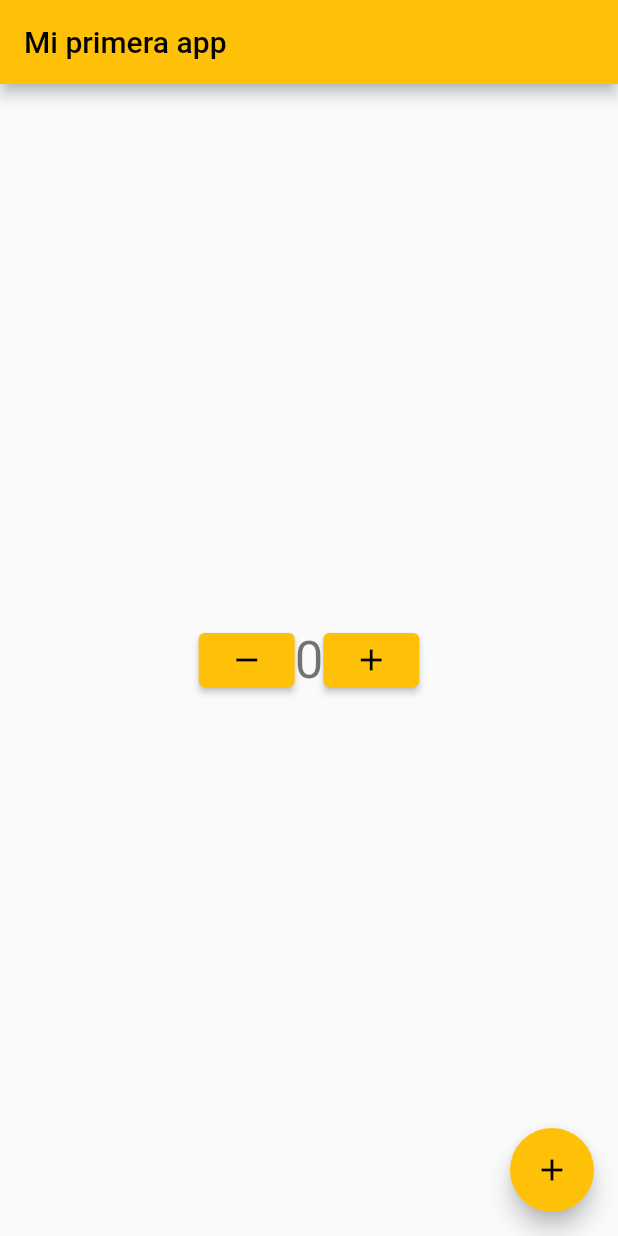
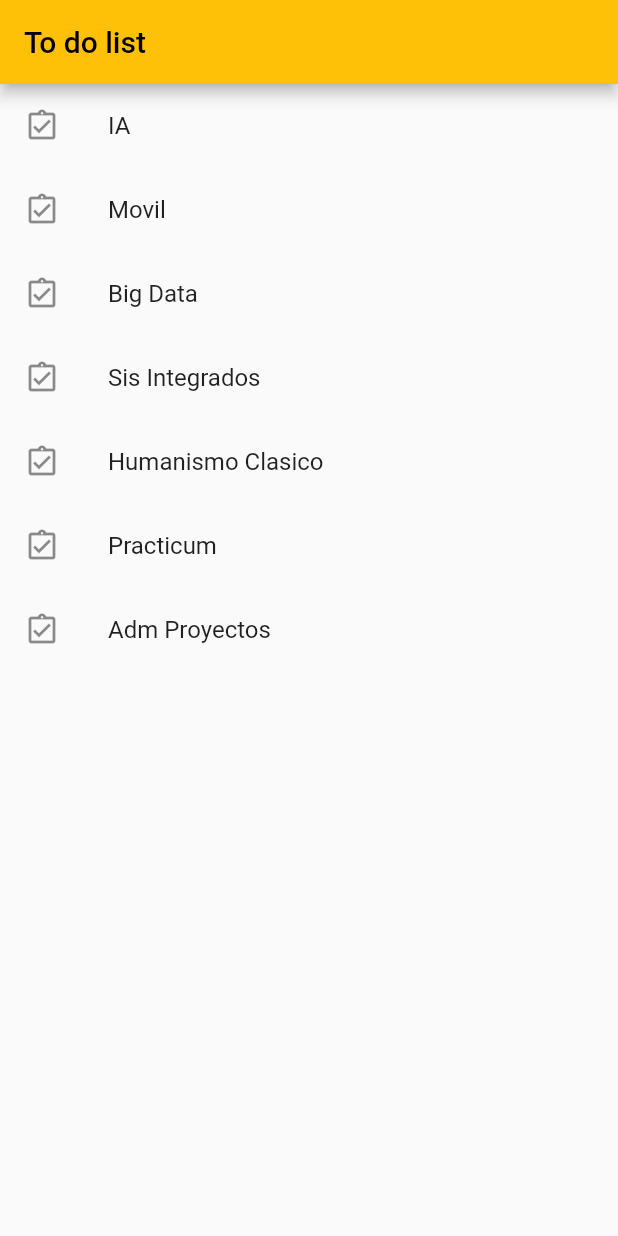
Before and after one commit to Nestor-Rs/FlutterData, a Flutter app: the screen it shows after launch, on a phone screen of 412 x 824 dp. Run offline on Flutter 3.47's test engine with Material 2 defaults, Android fonts, the light colour scheme and no system bars.

Commit message:
Implementacion de  lista

```diff
--- a/aplicationdata/lib/examples/to_do/my_app_to_doo.dart
+++ b/aplicationdata/lib/examples/to_do/my_app_to_doo.dart
@@ -1,5 +1,34 @@
-import '';
+import 'package:flutter/material.dart';
+import 'package:aplicationdata/examples/to_do/to_do.dart';
 
-class MyAppToDoo {
+class MyApp extends StatelessWidget {
+  // This widget is the root of your application.
+  @override
+  Widget build(BuildContext context) {
+    return new MaterialApp(
+      title: 'ToDo',
+      theme: new ThemeData(
+        primarySwatch: Colors.amber,
+      ),
+      home: Scaffold(
+          appBar: AppBar(
+              title: Text('To do list')
+          ),
+          body: new ListView(
+              children: task.map(_buildItem).toList(),
+          )
+      )
+    );
+  }
+}
 
+Widget _buildItem(ToDo toDo) {
+  return new ListTile(
+      title: new Text(toDo.task),
+      //subtitle: new Text('Capital: ${toDo.date}'),
+      leading: new Icon(Icons.assignment_turned_in_outlined),
+      onTap: (){
+        print(toDo.task);
+      },
+  );
 }
--- /dev/null
+++ b/aplicationdata/lib/examples/to_do/to_do.dart
@@ -0,0 +1,45 @@
+import 'package:flutter/widgets.dart';
+
+class ToDo {
+  final String task;
+
+  const ToDo({
+    required this.task
+  });
+}
+
+final task = [
+  //new Text("HolaMundito"),
+  new ToDo(task:'IA'),
+  new ToDo(task:'Movil'),
+  new ToDo(task:'Big Data'),
+  new ToDo(task:'Sis Integrados'),
+  new ToDo(task:'Humanismo Clasico'),
+  new ToDo(task:'Practicum'),
+  new ToDo(task:'Adm Proyectos'),
+];
+
+/*
+final countries = [
+  new Country(name:'Belarus',capital:'Minsk',region:'Europe',population: 9498700),
+  new Country(name:'Bulgaria',capital:'Sofia',region:'Europe',population: 7153784),
+  new Country(name:'Czech Republic',capital:'Prague',region:'Europe',population: 10558524),
+  new Country(name:'Denmark',capital:'Copenhagen',region:'Europe',population: 5717014),
+  new Country(name:'Italy',capital:'Rome',region:'Europe',population: 60665551),
+  new Country(name:'Liechtenstein',capital:'Vaduz',region:'Europe',population: 37623),
+  new Country(name:'Norway',capital:'Oslo',region:'Europe',population: 5223256),
+  new Country(name:'Spain',capital:'Madrid',region:'Europe',population: 46438422),
+  new Country(name:'Sweden',capital:'Stockholm',region:'Europe',population: 9894888),
+  new Country(name:'Ukraine',capital:'Kiev',region:'Europe',population: 42692393),
+];
+
+final countries = [
+  new ToDo(tarea:'',fecha:''),
+  new ToDo(tarea:'',fecha:''),
+  new ToDo(tarea:'',fecha:''),
+  new ToDo(tarea:'',fecha:''),
+  new ToDo(tarea:'',fecha:''),
+  new ToDo(tarea:'',fecha:''),
+  new ToDo(tarea:'',fecha:''),
+];
+*/
--- a/aplicationdata/lib/main.dart
+++ b/aplicationdata/lib/main.dart
@@ -1,6 +1,4 @@
+import 'package:aplicationdata/examples/to_do/my_app_to_doo.dart';
 import 'package:flutter/material.dart';
-import 'package:aplicationdata/examples/counter/my_app_counter.dart';
 
-void main() {
-  runApp(MyAppCounter());
-}
+void main() => runApp(new MyApp());
```
Also changed, not shown: aplicationdata/lib/examples/counter/my_app_counter.dart (+12 -0 lines).
